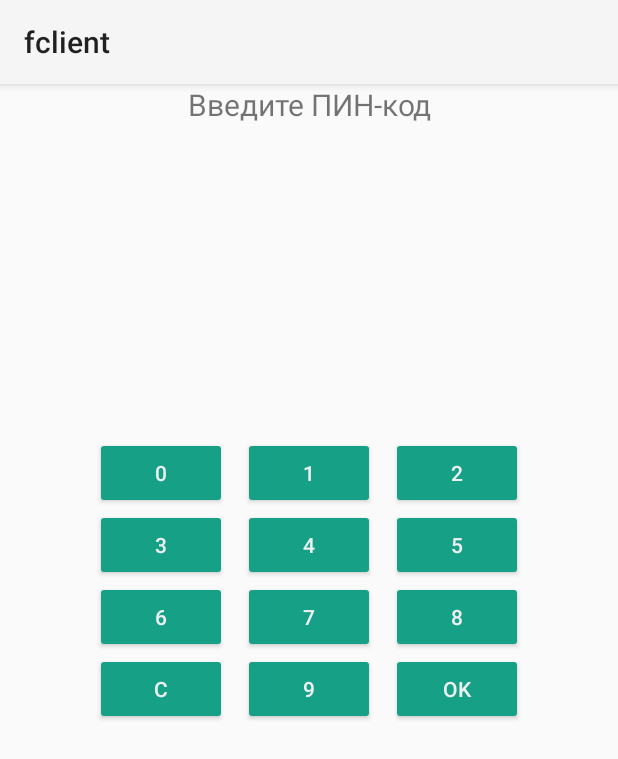
After one commit to Nika007Pro/RPO_2024_Protopopova, an Android app: the PinpadActivity screen opened directly, with no data from a screen before it, on a phone screen of 412 x 824 dp. The commit adds this screen. Shown: the top 759 px of the screen. Run offline under Robolectric (Android 15) with nearby library versions, the phone set to English and light mode, and no system bars; 2 statements that could not run were skipped.

Commit message:
Laba2 Done

```diff
--- a/fclient/app/src/main/AndroidManifest.xml
+++ b/fclient/app/src/main/AndroidManifest.xml
@@ -10,8 +10,11 @@
         android:label="@string/app_name"
         android:roundIcon="@mipmap/ic_launcher_round"
         android:supportsRtl="true"
-        android:theme="@style/Theme.Fclient"
+        android:theme="@style/Theme.AppCompat.DayNight"
         tools:targetApi="31">
+        <activity
+            android:name=".PinpadActivity"
+            android:exported="false" />
         <activity
             android:name=".MainActivity"
             android:exported="true">
--- /dev/null
+++ b/fclient/app/src/main/java/ru/iu3/fclient/PinpadActivity.java
@@ -0,0 +1,84 @@
+package ru.iu3.fclient;
+
+import androidx.appcompat.app.AppCompatActivity;
+
+import android.content.Intent;
+import android.os.Bundle;
+import android.view.View;
+import android.widget.Button;
+import android.widget.TextView;
+
+public class PinpadActivity extends AppCompatActivity {
+    TextView tvPin;
+    String pin = "";
+    final int MAX_KEYS = 10;
+    @Override
+    protected void onCreate(Bundle savedInstanceState) {
+        super.onCreate(savedInstanceState);
+        setContentView(R.layout.activity_pinpad);
+
+        tvPin = findViewById(R.id.txtPin);
+
+        ShuffleKeys();
+
+        findViewById(R.id.btnOK).setOnClickListener((View) -> {
+            finish();
+        });
+
+        findViewById(R.id.btnReset).setOnClickListener((View) -> {
+            pin = "";
+            tvPin.setText("");
+        });
+
+        findViewById(R.id.btnOK).setOnClickListener((View) -> {
+            Intent it = new Intent();
+            it.putExtra("pin", pin);
+            setResult(RESULT_OK, it);
+            finish();
+        });
+
+
+    }
+
+
+    public void keyClick(View v)
+    {
+        String key = ((TextView)v).getText().toString();
+        int sz = pin.length();
+        if (sz < 4)
+        {
+            pin += key;
+            tvPin.setText("****".substring(3 - sz));
+        }
+    }
+
+
+    protected void ShuffleKeys()
+    {
+        Button keys[] = new Button[] {
+                findViewById(R.id.btnKey0),
+                findViewById(R.id.btnKey1),
+                findViewById(R.id.btnKey2),
+                findViewById(R.id.btnKey3),
+                findViewById(R.id.btnKey4),
+                findViewById(R.id.btnKey5),
+                findViewById(R.id.btnKey6),
+                findViewById(R.id.btnKey7),
+                findViewById(R.id.btnKey8),
+                findViewById(R.id.btnKey9),
+        };
+
+        byte[] rnd = MainActivity.randomBytes(MAX_KEYS);
+        for(int i = 0; i < MAX_KEYS; i++)
+        {
+            int idx = (rnd[i] & 0xFF) % 10;
+            CharSequence txt = keys[idx].getText();
+            keys[idx].setText(keys[i].getText());
+            keys[i].setText(txt);
+        }
+    }
+
+
+
+
+}
--- /dev/null
+++ b/fclient/app/src/main/res/layout/activity_pinpad.xml
@@ -0,0 +1,42 @@
+<?xml version="1.0" encoding="utf-8" ?>
+<androidx.constraintlayout.widget.ConstraintLayout xmlns:android="http://schemas.android.com/apk/res/android"
+    xmlns:app="http://schemas.android.com/apk/res-auto"
+    xmlns:tools="http://schemas.android.com/tools"
+    android:layout_width="match_parent"
+    android:layout_height="match_parent"
+    tools:context=".PinpadActivity">
+    <LinearLayout android:layout_width="match_parent"
+        android:layout_height="match_parent"
+        android:orientation="vertical">
+        <TextView android:text="Введите ПИН-код"
+            android:textSize="20dp"
+            android:textAlignment="center"
+            android:layout_width="match_parent"
+            android:layout_height="wrap_content" />
+        <TextView android:id="@+id/txtPin"
+            android:text=""
+            android:textSize="28dp"
+            android:textAlignment="center"
+            android:layout_width="match_parent"
+            android:layout_height="wrap_content" />
+        <GridLayout android:layout_width="wrap_content"
+            android:layout_height="wrap_content"
+            android:layout_gravity="center"
+            android:orientation="horizontal"
+            android:layout_marginTop="170dp"
+            android:columnCount="3">
+            <Button android:id="@+id/btnKey1" android:text="1" android:onClick="keyClick" style="@style/PadButton" />
+            <Button android:id="@+id/btnKey2" android:text="2" android:onClick="keyClick" style="@style/PadButton" />
+            <Button android:id="@+id/btnKey3" android:text="3" android:onClick="keyClick" style="@style/PadButton" />
+            <Button android:id="@+id/btnKey4" android:text="4" android:onClick="keyClick" style="@style/PadButton" />
+            <Button android:id="@+id/btnKey5" android:text="5" android:onClick="keyClick" style="@style/PadButton" />
+            <Button android:id="@+id/btnKey6" android:text="6" android:onClick="keyClick" style="@style/PadButton" />
+            <Button android:id="@+id/btnKey7" android:text="7" android:onClick="keyClick" style="@style/PadButton" />
+            <Button android:id="@+id/btnKey8" android:text="8" android:onClick="keyClick" style="@style/PadButton" />
+            <Button android:id="@+id/btnKey9" android:text="9" android:onClick="keyClick" style="@style/PadButton" />
+            <Button android:id="@+id/btnReset" android:text="C" android:onClick="keyClick" style="@style/PadButton" />
+            <Button android:id="@+id/btnKey0" android:text="0" android:onClick="keyClick" style="@style/PadButton" />
+            <Button android:id="@+id/btnOK" android:text="OK" android:onClick="keyClick" style="@style/PadButton" />
+        </GridLayout>
+    </LinearLayout>
+</androidx.constraintlayout.widget.ConstraintLayout>
--- /dev/null
+++ b/fclient/app/src/main/res/values/styles.xml
@@ -0,0 +1,10 @@
+<?xml version="1.0" encoding="utf-8"?>
+<resources>
+
+    <style name="PadButton">
+        <item name="android:textColor" >#ecf0f1</item>
+        <item name="android:layout_marginRight" >5dp</item>
+        <item name="android:layout_marginLeft" >5dp</item>
+        <item name="android:backgroundTint" >#16a085</item>
+    </style>
+</resources>
--- a/fclient/app/src/main/res/values/themes.xml
+++ b/fclient/app/src/main/res/values/themes.xml
@@ -13,4 +13,5 @@
         <item name="android:statusBarColor">?attr/colorPrimaryVariant</item>
         <!-- Customize your theme here. -->
     </style>
+
 </resources>
```
Also changed, not shown: fclient/app/build.gradle.kts (+7 -6 lines), fclient/app/src/main/java/ru/iu3/fclient/MainActivity.java (+83 -3 lines), fclient/app/src/main/res/layout/activity_main.xml (+5 -6 lines), 1 other file.
